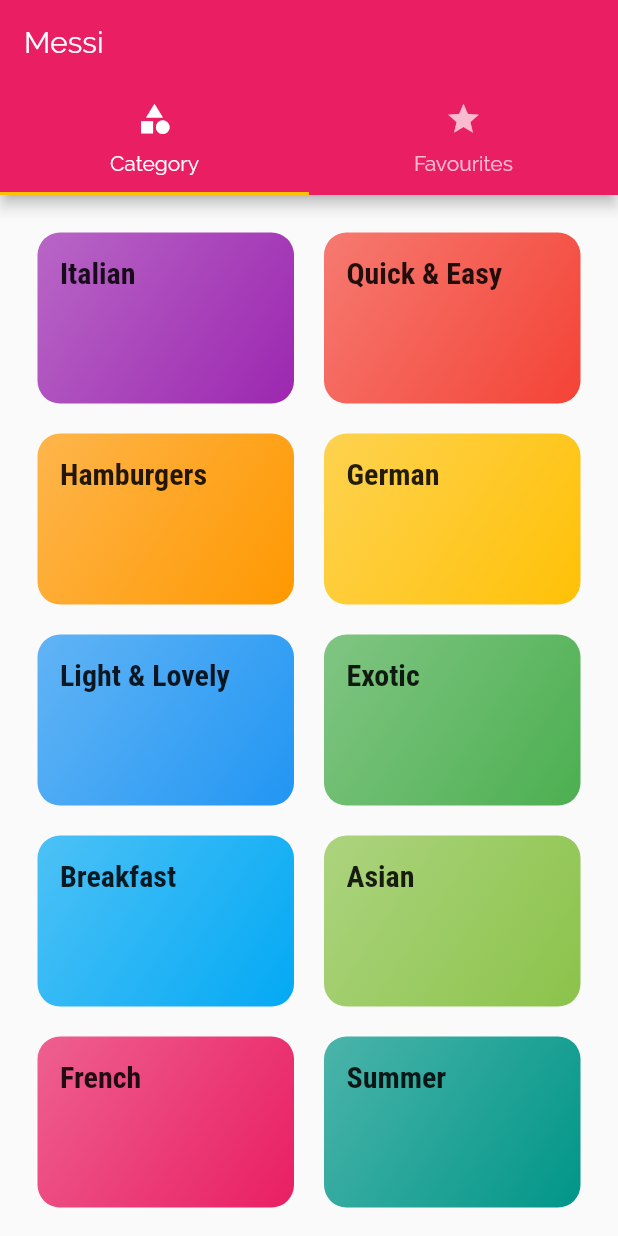
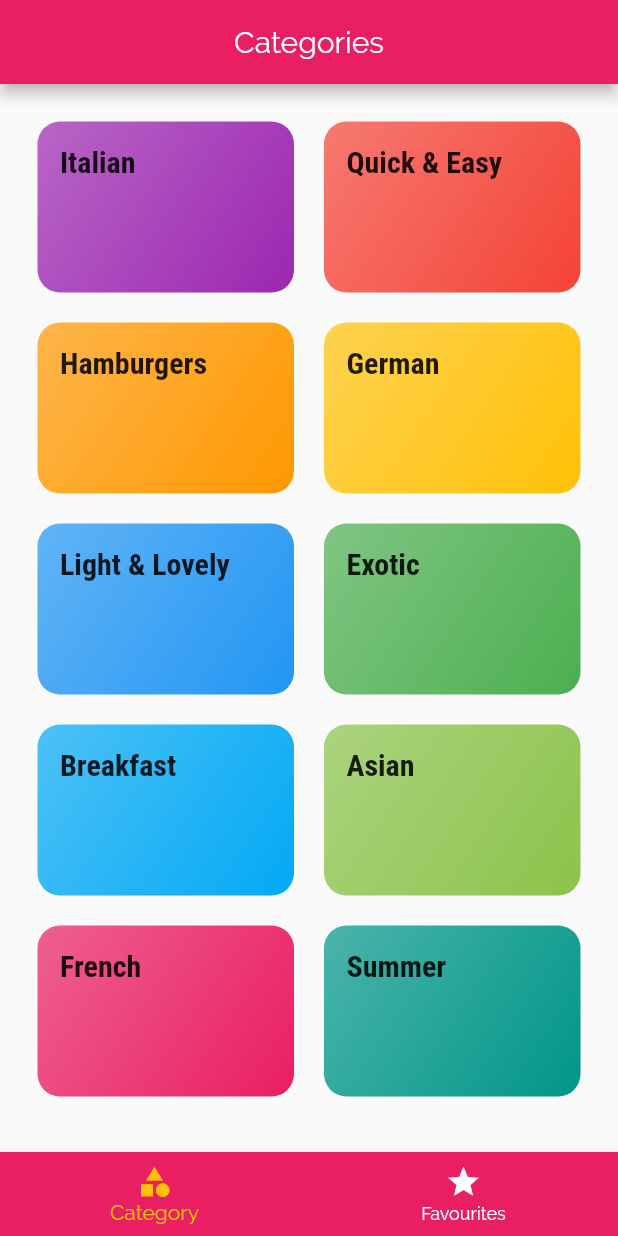
Before and after one commit to ahmed3ssem/deli_meals, a Flutter app: the screen it shows after launch, on a phone screen of 412 x 824 dp. Run offline on Flutter 3.47's test engine with Material 2 defaults, Android fonts, the phone set to English and light mode, and no system bars.

```diff
--- a/lib/screens/tabs_screen.dart
+++ b/lib/screens/tabs_screen.dart
@@ -8,21 +8,47 @@ class TabsScreen extends StatefulWidget {
 }
 
 class _TabsScreenState extends State<TabsScreen> {
+
+  final List<Map<String,Object>> _pages = [
+  {'Page': CategoriesScreen() , 'title':'Categories'},
+  {'Page':FavouritesScreen(), 'title':'Favourite'}
+  ];
+
+  int _selectPageIndex = 0;
+
+  void _selectPage(int index) {
+    setState(() {
+      _selectPageIndex = index;
+    });
+  }
   @override
   Widget build(BuildContext context) {
-    return DefaultTabController(length: 2, child: Scaffold(
+    return Scaffold(
       appBar: AppBar(
-        title: Text("Messi"),
-        bottom: TabBar(tabs: <Widget>[
-          Tab(icon: Icon(Icons.category),text: "Category",),
-          Tab(icon: Icon(Icons.star),text: "Favourites",),
-        ]),
+        title: Text(_pages[_selectPageIndex]['title']),
+        centerTitle: true,
       ),
-      body: TabBarView(children: <Widget>[
-        CategoriesScreen(),
-        FavouritesScreen()
-      ]),
-    )
+      body: _pages[_selectPageIndex]['Page'],
+        bottomNavigationBar: BottomNavigationBar(
+          onTap: _selectPage,
+          backgroundColor: Theme.of(context).primaryColor,
+          unselectedItemColor: Colors.white,
+          selectedItemColor: Theme.of(context).accentColor,
+          currentIndex: _selectPageIndex,
+          //type: BottomNavigationBarType.shifting,
+          items: [
+            BottomNavigationBarItem(
+              backgroundColor: Theme.of(context).primaryColor,
+              icon: Icon(Icons.category),
+              title: Text("Category"),
+            ),
+            BottomNavigationBarItem(
+              backgroundColor: Theme.of(context).primaryColor,
+              icon: Icon(Icons.star),
+              title: Text("Favourites"),
+            ),
+          ],
+    ),
     );
   }
 }
```
